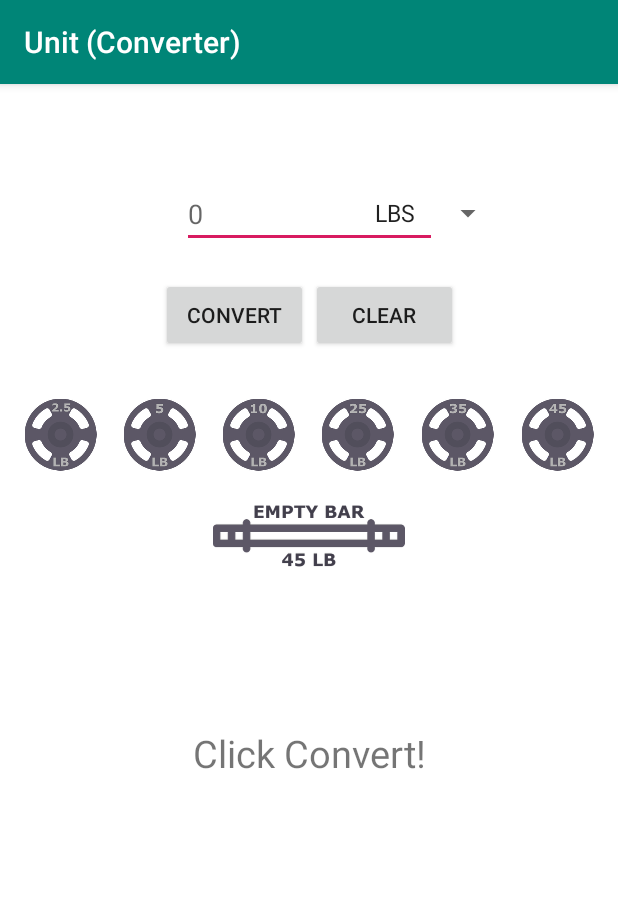
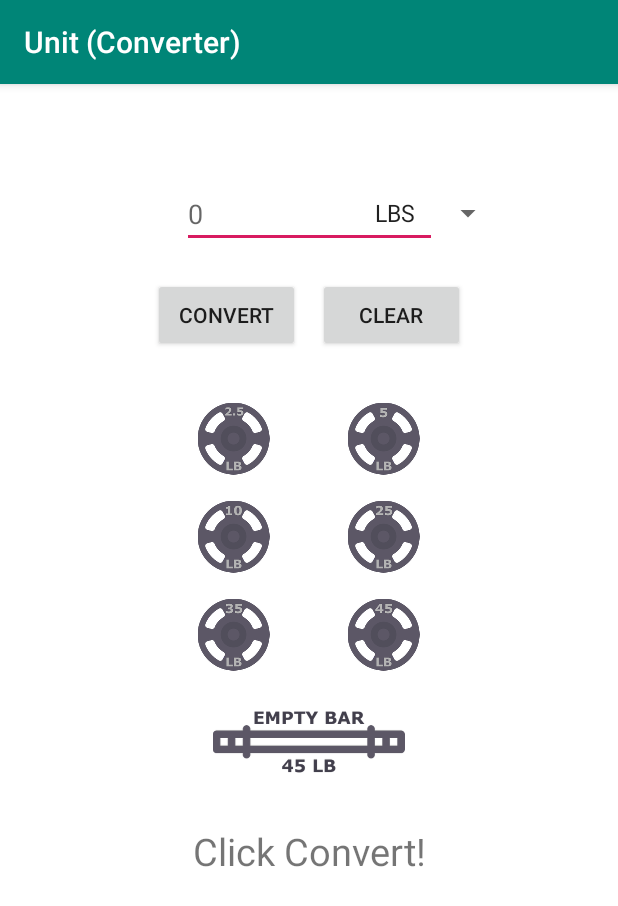
Before and after one commit to minchanhan/Gym-Weight-Converter, an Android app: the screen it shows after launch (MainActivity), on a phone screen of 412 x 824 dp. Shown: the top 906 px of the screen. Run offline under Robolectric (Android 15) with nearby library versions, the phone set to English and light mode, and no system bars.

Commit message:
Changed layout of weight plates

```diff
--- a/app/src/main/java/com/example/unitconverter/MainActivity.java
+++ b/app/src/main/java/com/example/unitconverter/MainActivity.java
@@ -93,22 +93,36 @@ public class MainActivity extends AppCompatActivity implements AdapterView.OnIte
         // get "LBS" or "KGS" directly from array
 
         LinearLayout linearLB = findViewById(R.id.linearLayoutLB);
+        LinearLayout linearLB2 = findViewById(R.id.linearLayoutLB2);
+        LinearLayout linearLB3 = findViewById(R.id.linearLayoutLB3);
         LinearLayout linearKG = findViewById(R.id.linearLayoutKG);
+        LinearLayout linearKG2 = findViewById(R.id.linearLayoutKG2);
+        LinearLayout linearKG3 = findViewById(R.id.linearLayoutKG3);
 
         String message; // Initialize message
         if(position == 0){
             message = "LBS to KGS";
             pounds = true;
             linearLB.setVisibility(View.VISIBLE);
+            linearLB2.setVisibility(View.VISIBLE);
+            linearLB3.setVisibility(View.VISIBLE);
             lbBarBtn.setVisibility(View.VISIBLE);
+
             linearKG.setVisibility(View.GONE);
+            linearKG2.setVisibility(View.GONE);
+            linearKG3.setVisibility(View.GONE);
             kgBarBtn.setVisibility(View.GONE);
         } else {
             message = "KGS to LBS";
             pounds = false;
             linearKG.setVisibility(View.VISIBLE);
+            linearKG2.setVisibility(View.VISIBLE);
+            linearKG3.setVisibility(View.VISIBLE);
             kgBarBtn.setVisibility(View.VISIBLE);
+
             linearLB.setVisibility(View.GONE);
+            linearLB2.setVisibility(View.GONE);
+            linearLB3.setVisibility(View.GONE);
             lbBarBtn.setVisibility(View.GONE);
         }
 
--- a/app/src/main/res/layout/activity_main.xml
+++ b/app/src/main/res/layout/activity_main.xml
@@ -39,8 +39,8 @@
         android:layout_width="98dp"
         android:layout_height="49dp"
         android:layout_marginTop="20dp"
-        android:layout_marginEnd="100dp"
-        android:layout_marginRight="100dp"
+        android:layout_marginEnd="110dp"
+        android:layout_marginRight="110dp"
         android:text="@string/convert"
         app:layout_constraintEnd_toEndOf="parent"
         app:layout_constraintStart_toStartOf="parent"
@@ -50,8 +50,8 @@
         android:id="@+id/btnClear"
         android:layout_width="98dp"
         android:layout_height="49dp"
-        android:layout_marginStart="100dp"
-        android:layout_marginLeft="100dp"
+        android:layout_marginStart="110dp"
+        android:layout_marginLeft="110dp"
         android:layout_marginTop="20dp"
         android:text="@string/clear"
         app:layout_constraintEnd_toEndOf="parent"
@@ -62,7 +62,7 @@
         android:id="@+id/txtDisplayAnswer"
         android:layout_width="wrap_content"
         android:layout_height="wrap_content"
-        android:layout_marginTop="250dp"
+        android:layout_marginTop="315dp"
         android:text="@string/defaultAnswer"
         android:textSize="25sp"
         app:layout_constraintEnd_toEndOf="parent"
@@ -73,30 +73,29 @@
         android:id="@+id/txtSolution"
         android:layout_width="wrap_content"
         android:layout_height="wrap_content"
-        android:layout_marginTop="35dp"
-        android:layout_marginBottom="85dp"
         app:layout_constraintBottom_toBottomOf="parent"
         app:layout_constraintEnd_toEndOf="parent"
-        app:layout_constraintHorizontal_bias="0.498"
         app:layout_constraintStart_toStartOf="parent"
-        app:layout_constraintTop_toBottomOf="@+id/txtDisplayAnswer" />
+        app:layout_constraintTop_toBottomOf="@+id/txtDisplayAnswer"
+        app:layout_constraintVertical_bias="0.45" />
+
 
     <androidx.constraintlayout.widget.ConstraintLayout
         android:id="@+id/constraintPlates"
-        android:layout_width="match_parent"
-        android:layout_height="60dp"
-        android:layout_marginTop="30dp"
+        android:layout_width="220dp"
+        android:layout_height="210dp"
+        android:layout_marginTop="20dp"
         app:layout_constraintEnd_toEndOf="parent"
         app:layout_constraintStart_toStartOf="parent"
         app:layout_constraintTop_toBottomOf="@+id/btnConvert">
 
         <LinearLayout
             android:id="@+id/linearLayoutLB"
-            android:layout_width="398dp"
-            android:layout_height="58dp"
+            android:layout_width="200dp"
+            android:layout_height="60dp"
             android:layout_marginStart="5dp"
             android:layout_marginLeft="5dp"
-            android:layout_marginTop="1dp"
+            android:layout_marginTop="5dp"
             android:layout_marginEnd="5dp"
             android:layout_marginRight="5dp"
             android:orientation="horizontal"
@@ -107,7 +106,9 @@
             <ImageButton
                 android:id="@+id/lb2_5Btn"
                 android:layout_width="wrap_content"
-                android:layout_height="wrap_content"
+                android:layout_height="58dp"
+                android:layout_marginTop="3dp"
+                android:layout_marginBottom="3dp"
                 android:layout_weight="1"
                 android:background="@android:color/white"
                 android:contentDescription="@string/AddsValue"
@@ -116,57 +117,22 @@
             <ImageButton
                 android:id="@+id/lb5Btn"
                 android:layout_width="wrap_content"
-                android:layout_height="wrap_content"
+                android:layout_height="58dp"
+                android:layout_marginTop="3dp"
+                android:layout_marginBottom="3dp"
                 android:layout_weight="1"
                 android:background="@android:color/white"
                 android:contentDescription="@string/AddsValue"
                 app:srcCompat="@drawable/lb5" />
-
-            <ImageButton
-                android:id="@+id/lb10Btn"
-                android:layout_width="wrap_content"
-                android:layout_height="wrap_content"
-                android:layout_weight="1"
-                android:background="@android:color/white"
-                android:contentDescription="@string/AddsValue"
-                app:srcCompat="@drawable/lb10" />
-
-            <ImageButton
-                android:id="@+id/lb25Btn"
-                android:layout_width="wrap_content"
-                android:layout_height="wrap_content"
-                android:layout_weight="1"
-                android:background="@android:color/white"
-                android:contentDescription="@string/AddsValue"
-                app:srcCompat="@drawable/lb25" />
-
-            <ImageButton
-                android:id="@+id/lb35Btn"
-                android:layout_width="wrap_content"
-                android:layout_height="wrap_content"
-                android:layout_weight="1"
-                android:background="@android:color/white"
-                android:contentDescription="@string/AddsValue"
-                app:srcCompat="@drawable/lb35" />
-
-            <ImageButton
-                android:id="@+id/lb45Btn"
-                android:layout_width="wrap_content"
-                android:layout_height="wrap_content"
-                android:layout_weight="1"
-                android:background="@android:color/white"
-                android:contentDescription="@string/AddsValue"
-                app:srcCompat="@drawable/lb45" />
-
         </LinearLayout>
 
         <LinearLayout
             android:id="@+id/linearLayoutKG"
-            android:layout_width="398dp"
-            android:layout_height="58dp"
+            android:layout_width="200dp"
+            android:layout_height="60dp"
             android:layout_marginStart="5dp"
             android:layout_marginLeft="5dp"
-            android:layout_marginTop="1dp"
+            android:layout_marginTop="5dp"
             android:layout_marginEnd="5dp"
             android:layout_marginRight="5dp"
             android:orientation="horizontal"
@@ -177,7 +143,9 @@
             <ImageButton
                 android:id="@+id/kg2_5Btn"
                 android:layout_width="wrap_content"
-                android:layout_height="wrap_content"
+                android:layout_height="58dp"
+                android:layout_marginTop="3dp"
+                android:layout_marginBottom="3dp"
                 android:layout_weight="1"
                 android:background="@android:color/white"
                 android:contentDescription="@string/AddsValue"
@@ -186,16 +154,72 @@
             <ImageButton
                 android:id="@+id/kg5Btn"
                 android:layout_width="wrap_content"
-                android:layout_height="wrap_content"
+                android:layout_height="58dp"
+                android:layout_marginTop="3dp"
+                android:layout_marginBottom="3dp"
                 android:layout_weight="1"
                 android:background="@android:color/white"
                 android:contentDescription="@string/AddsValue"
                 app:srcCompat="@drawable/kg5" />
+        </LinearLayout>
+
+        <LinearLayout
+            android:id="@+id/linearLayoutLB2"
+            android:layout_width="200dp"
+            android:layout_height="60dp"
+            android:layout_marginStart="5dp"
+            android:layout_marginLeft="5dp"
+            android:layout_marginTop="5dp"
+            android:layout_marginEnd="5dp"
+            android:layout_marginRight="5dp"
+            android:orientation="horizontal"
+            app:layout_constraintEnd_toEndOf="parent"
+            app:layout_constraintStart_toStartOf="parent"
+            app:layout_constraintTop_toBottomOf="@+id/linearLayoutLB">
+
+            <ImageButton
+                android:id="@+id/lb10Btn"
+                android:layout_width="wrap_content"
+                android:layout_height="58dp"
+                android:layout_marginTop="3dp"
+                android:layout_marginBottom="3dp"
+                android:layout_weight="1"
+                android:background="@android:color/white"
+                android:contentDescription="@string/AddsValue"
+                app:srcCompat="@drawable/lb10" />
+
+            <ImageButton
+                android:id="@+id/lb25Btn"
+                android:layout_width="wrap_content"
+                android:layout_height="58dp"
+                android:layout_marginTop="3dp"
+                android:layout_marginBottom="3dp"
+                android:layout_weight="1"
+                android:background="@android:color/white"
+                android:contentDescription="@string/AddsValue"
+                app:srcCompat="@drawable/lb25" />
+        </LinearLayout>
+
+        <LinearLayout
+            android:id="@+id/linearLayoutKG2"
+            android:layout_width="200dp"
+            android:layout_height="60dp"
+            android:layout_marginStart="5dp"
+            android:layout_marginLeft="5dp"
+            android:layout_marginTop="5dp"
+            android:layout_marginEnd="5dp"
+            android:layout_marginRight="5dp"
+            android:orientation="horizontal"
+            app:layout_constraintEnd_toEndOf="parent"
+            app:layout_constraintStart_toStartOf="parent"
+            app:layout_constraintTop_toBottomOf="@+id/linearLayoutKG">
 
             <ImageButton
                 android:id="@+id/kg10Btn"
                 android:layout_width="wrap_content"
-                android:layout_height="wrap_content"
+                android:layout_height="58dp"
+                android:layout_marginTop="3dp"
+                android:layout_marginBottom="3dp"
                 android:layout_weight="1"
                 android:background="@android:color/white"
                 android:contentDescription="@string/AddsValue"
@@ -204,16 +228,72 @@
             <ImageButton
                 android:id="@+id/kg15Btn"
                 android:layout_width="wrap_content"
-                android:layout_height="wrap_content"
+                android:layout_height="58dp"
+                android:layout_marginTop="3dp"
+                android:layout_marginBottom="3dp"
                 android:layout_weight="1"
                 android:background="@android:color/white"
                 android:contentDescription="@string/AddsValue"
                 app:srcCompat="@drawable/kg15" />
+        </LinearLayout>
+
+        <LinearLayout
+            android:id="@+id/linearLayoutLB3"
+            android:layout_width="200dp"
+            android:layout_height="60dp"
+            android:layout_marginStart="5dp"
+            android:layout_marginLeft="5dp"
+            android:layout_marginTop="5dp"
+            android:layout_marginEnd="5dp"
+            android:layout_marginRight="5dp"
+            android:orientation="horizontal"
+            app:layout_constraintEnd_toEndOf="parent"
+            app:layout_constraintStart_toStartOf="parent"
+            app:layout_constraintTop_toBottomOf="@+id/linearLayoutLB2">
+
+            <ImageButton
+                android:id="@+id/lb35Btn"
+                android:layout_width="wrap_content"
+                android:layout_height="58dp"
+                android:layout_marginTop="3dp"
+                android:layout_marginBottom="3dp"
+                android:layout_weight="1"
+                android:background="@android:color/white"
+                android:contentDescription="@string/AddsValue"
+                app:srcCompat="@drawable/lb35" />
+
+            <ImageButton
+                android:id="@+id/lb45Btn"
+                android:layout_width="wrap_content"
+                android:layout_height="58dp"
+                android:layout_marginTop="3dp"
+                android:layout_marginBottom="3dp"
+                android:layout_weight="1"
+                android:background="@android:color/white"
+                android:contentDescription="@string/AddsValue"
+                app:srcCompat="@drawable/lb45" />
+        </LinearLayout>
+
+        <LinearLayout
+            android:id="@+id/linearLayoutKG3"
+            android:layout_width="200dp"
+            android:layout_height="60dp"
+            android:layout_marginStart="5dp"
+            android:layout_marginLeft="5dp"
+            android:layout_marginTop="5dp"
+            android:layout_marginEnd="5dp"
+            android:layout_marginRight="5dp"
+            android:orientation="horizontal"
+            app:layout_constraintEnd_toEndOf="parent"
+            app:layout_constraintStart_toStartOf="parent"
+            app:layout_constraintTop_toBottomOf="@+id/linearLayoutKG2">
 
             <ImageButton
                 android:id="@+id/kg20Btn"
                 android:layout_width="wrap_content"
-                android:layout_height="wrap_content"
+                android:layout_height="58dp"
+                android:layout_marginTop="3dp"
+                android:layout_marginBottom="3dp"
                 android:layout_weight="1"
                 android:background="@android:color/white"
                 android:contentDescription="@string/AddsValue"
@@ -222,12 +302,13 @@
             <ImageButton
                 android:id="@+id/kg25Btn"
                 android:layout_width="wrap_content"
-                android:layout_height="wrap_content"
+                android:layout_height="58dp"
+                android:layout_marginTop="3dp"
+                android:layout_marginBottom="3dp"
                 android:layout_weight="1"
                 android:background="@android:color/white"
                 android:contentDescription="@string/AddsValue"
                 app:srcCompat="@drawable/kg25" />
-
         </LinearLayout>
 
     </androidx.constraintlayout.widget.ConstraintLayout>
@@ -237,7 +318,7 @@
         android:id="@+id/kgBarBtn"
         android:layout_width="wrap_content"
         android:layout_height="wrap_content"
-        android:layout_marginTop="10dp"
+        android:layout_marginTop="7dp"
         android:background="@android:color/white"
         android:contentDescription="@string/AddsValue"
         app:layout_constraintEnd_toEndOf="parent"
@@ -249,7 +330,7 @@
         android:id="@+id/lbBarBtn"
         android:layout_width="wrap_content"
         android:layout_height="wrap_content"
-        android:layout_marginTop="10dp"
+        android:layout_marginTop="7dp"
         android:background="@android:color/white"
         android:contentDescription="@string/AddsValue"
         app:layout_constraintEnd_toEndOf="parent"
```
